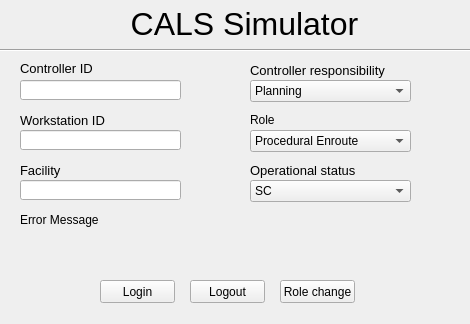
JU-SPARCS/CALS, file Code/SimulationWidget.ui: the form before one commit.
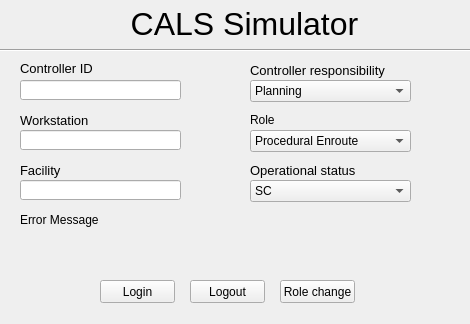
The form after the commit.

Commit message:
Rerouted data sending and fixed UI
UI: Renamed WorkstationID to Workstation
BL: Removed workstation integer check from code since its obsolete.
Refurbished the functionality of the createJSON string function so it
creates a JSON format instead, Changed the port of the URL to the
correct one, creatData function now returns a list with mixed datatypes.
Created connectionHandler file.

```diff
--- a/Code/SimulationWidget.ui
+++ b/Code/SimulationWidget.ui
@@ -337,7 +337,7 @@
     </font>
    </property>
    <property name="text">
-    <string>Workstation ID</string>
+    <string>Workstation</string>
    </property>
   </widget>
   <widget class="QLineEdit" name="workstationID_line">
```
The commit also changes 3 other files.
